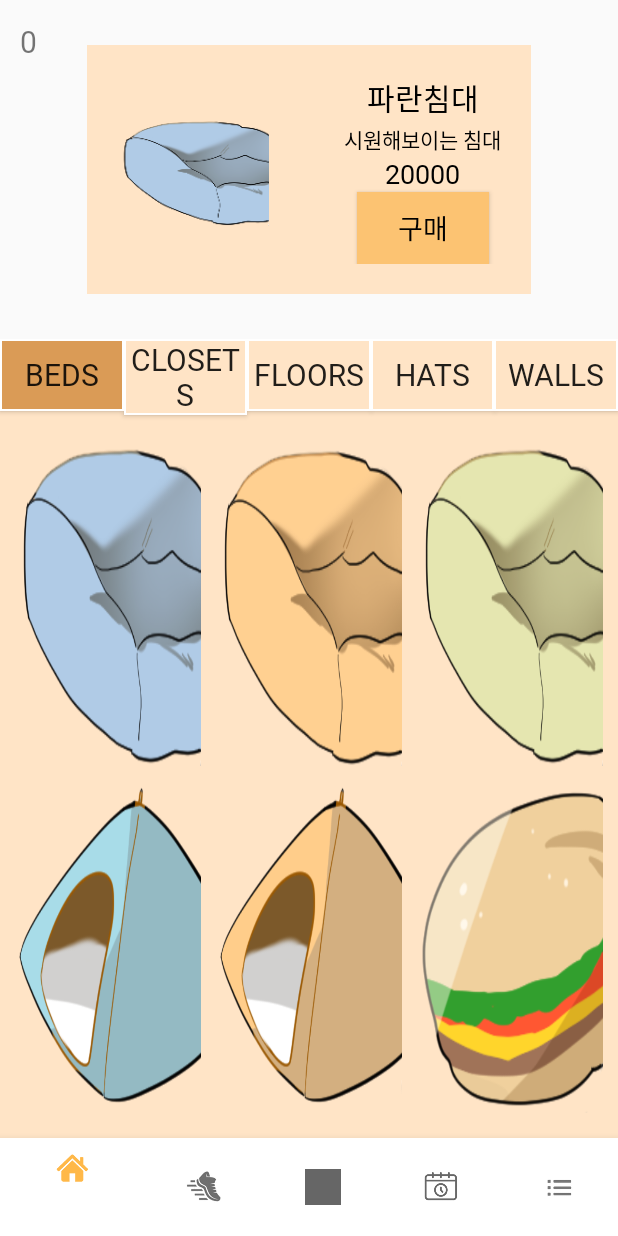
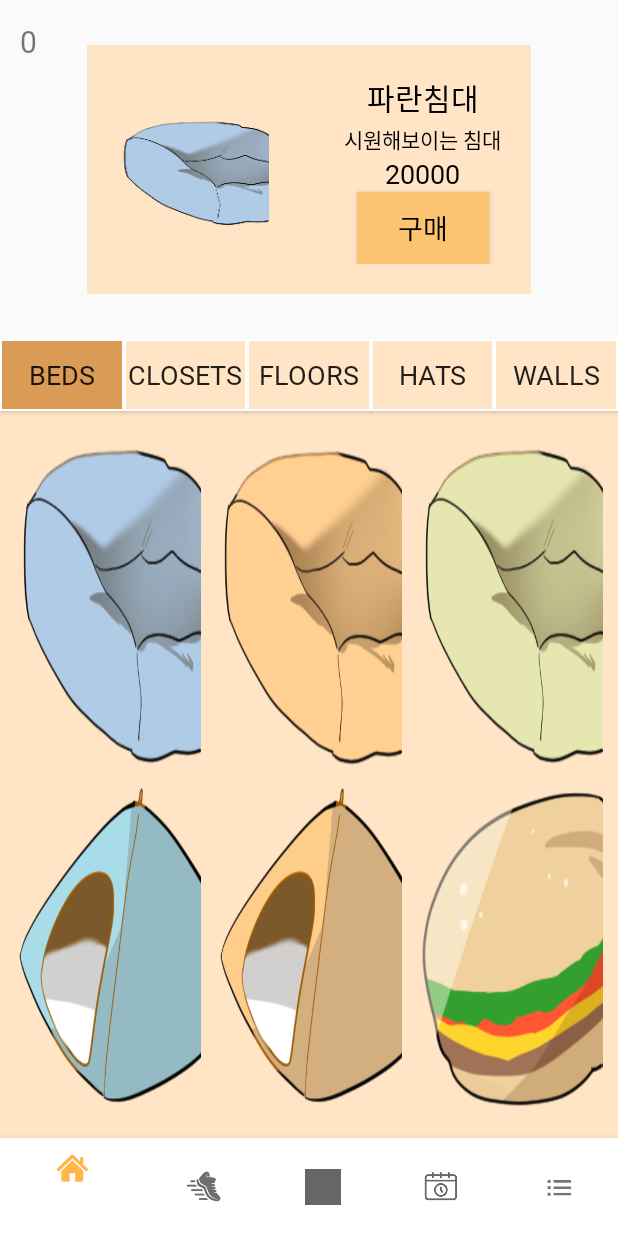
Before and after one commit to polaris428/skt_healthy_pet, an Android app: the fragment Shop_Beds_Fragment placed in its activity, on a phone screen of 412 x 824 dp. Run offline under Robolectric (Android 15) with nearby library versions, the phone set to English and light mode, and no system bars.

```diff
--- a/app/src/main/res/layout/fragment_shop_beds_.xml
+++ b/app/src/main/res/layout/fragment_shop_beds_.xml
@@ -105,7 +105,7 @@
             android:background="@drawable/strokedark"
             android:elevation="0dp"
             android:text="Beds"
-            android:textSize="20sp"
+            android:textSize="18sp"
             app:layout_constraintEnd_toStartOf="@+id/gotocloset"
             app:layout_constraintStart_toStartOf="parent"
             app:layout_constraintTop_toTopOf="parent" />
@@ -117,7 +117,7 @@
             android:background="@drawable/strokewhite"
             android:elevation="0dp"
             android:text="Closets"
-            android:textSize="20sp"
+            android:textSize="18sp"
             app:layout_constraintEnd_toStartOf="@id/gotofloor"
             app:layout_constraintStart_toEndOf="@+id/gotobed"
             app:layout_constraintTop_toTopOf="parent" />
@@ -129,7 +129,7 @@
             android:background="@drawable/strokewhite"
             android:elevation="0dp"
             android:text="Floors"
-            android:textSize="20sp"
+            android:textSize="18sp"
             app:layout_constraintEnd_toStartOf="@id/gotohat"
             app:layout_constraintStart_toEndOf="@+id/gotocloset"
             app:layout_constraintTop_toTopOf="parent" />
@@ -141,7 +141,7 @@
             android:background="@drawable/strokewhite"
             android:elevation="0dp"
             android:text="Hats"
-            android:textSize="20sp"
+            android:textSize="18sp"
             app:layout_constraintEnd_toStartOf="@id/gotowall"
             app:layout_constraintStart_toEndOf="@+id/gotofloor"
             app:layout_constraintTop_toTopOf="parent" />
@@ -153,7 +153,7 @@
             android:background="@drawable/strokewhite"
             android:elevation="0dp"
             android:text="Walls"
-            android:textSize="20sp"
+            android:textSize="18sp"
             app:layout_constraintEnd_toEndOf="parent"
             app:layout_constraintStart_toEndOf="@+id/gotohat"
             app:layout_constraintTop_toTopOf="parent" />
```
Also changed, not shown: app/src/main/res/layout/fragment_shop_closets_.xml (+5 -5 lines), app/src/main/res/layout/fragment_shop_floors_.xml (+5 -5 lines), app/src/main/res/layout/fragment_shop_hats_.xml (+5 -5 lines), app/src/main/res/layout/fragment_shop_walls_.xml (+5 -5 lines).
